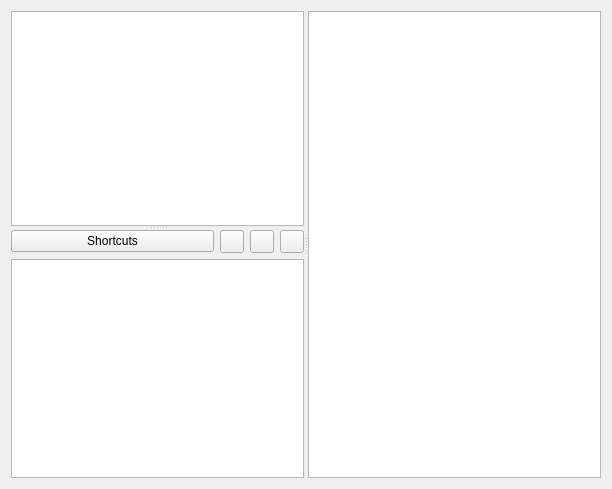
Qt form Koo/ui/tree.ui (xrg/openerp-client-kde) before a commit.
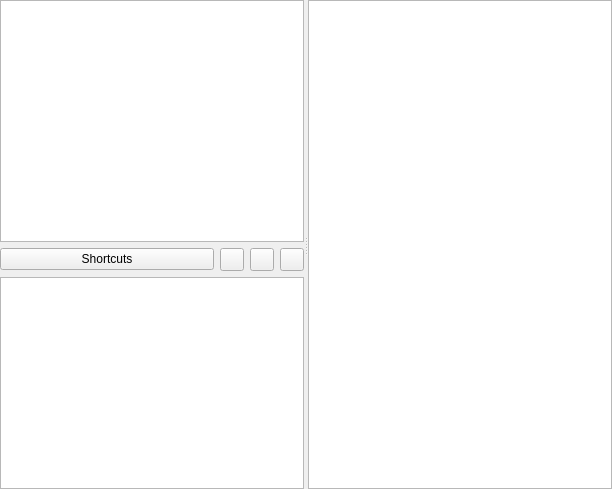
The same form after that commit. Icons and pictures are not drawn.

Commit message: Didn't want to commit l

Patch:
```diff
--- a/Koo/ui/tree.ui
+++ b/Koo/ui/tree.ui
@@ -13,28 +13,18 @@
   <property name="windowTitle">
    <string>Form</string>
   </property>
-  <layout class="QHBoxLayout">
+  <layout class="QHBoxLayout" name="horizontalLayout">
+   <property name="margin">
+    <number>0</number>
+   </property>
    <item>
     <widget class="QSplitter" name="uiSplitter">
-     <property name="sizePolicy">
-      <sizepolicy hsizetype="Minimum" vsizetype="Preferred">
-       <horstretch>0</horstretch>
-       <verstretch>0</verstretch>
-      </sizepolicy>
-     </property>
      <property name="orientation">
       <enum>Qt::Horizontal</enum>
      </property>
-     <widget class="QSplitter" name="uiLeftSplitter">
-      <property name="sizePolicy">
-       <sizepolicy hsizetype="Preferred" vsizetype="Preferred">
-        <horstretch>0</horstretch>
-        <verstretch>0</verstretch>
-       </sizepolicy>
-      </property>
-      <property name="orientation">
-       <enum>Qt::Vertical</enum>
-      </property>
+     <widget class="QWidget" name="">
+      <layout class="QVBoxLayout" name="verticalLayout_2">
+       <item>
       <widget class="QListView" name="uiList">
        <property name="sizePolicy">
         <sizepolicy hsizetype="Preferred" vsizetype="Expanding">
@@ -43,7 +33,14 @@
         </sizepolicy>
        </property>
       </widget>
-      <widget class="QWidget" name="layoutWidget">
+       </item>
+       <item>
+        <widget class="QWidget" name="uiShortcutsContainer" native="true">
+         <layout class="QVBoxLayout" name="verticalLayout">
+          <property name="margin">
+           <number>0</number>
+          </property>
+          <item>
        <layout class="QVBoxLayout">
         <property name="spacing">
          <number>6</number>
@@ -135,7 +132,11 @@
          <widget class="QListView" name="uiShortcuts"/>
         </item>
        </layout>
-      </widget>
+          </item>
+         </layout>
+        </widget>
+       </item>
+      </layout>
      </widget>
      <widget class="QTreeView" name="uiTree">
       <property name="sizePolicy">
```
Left out of the diff: 3 changed lines with no effect on the pictures. Lines whose indentation alone changed are shown as unchanged.
